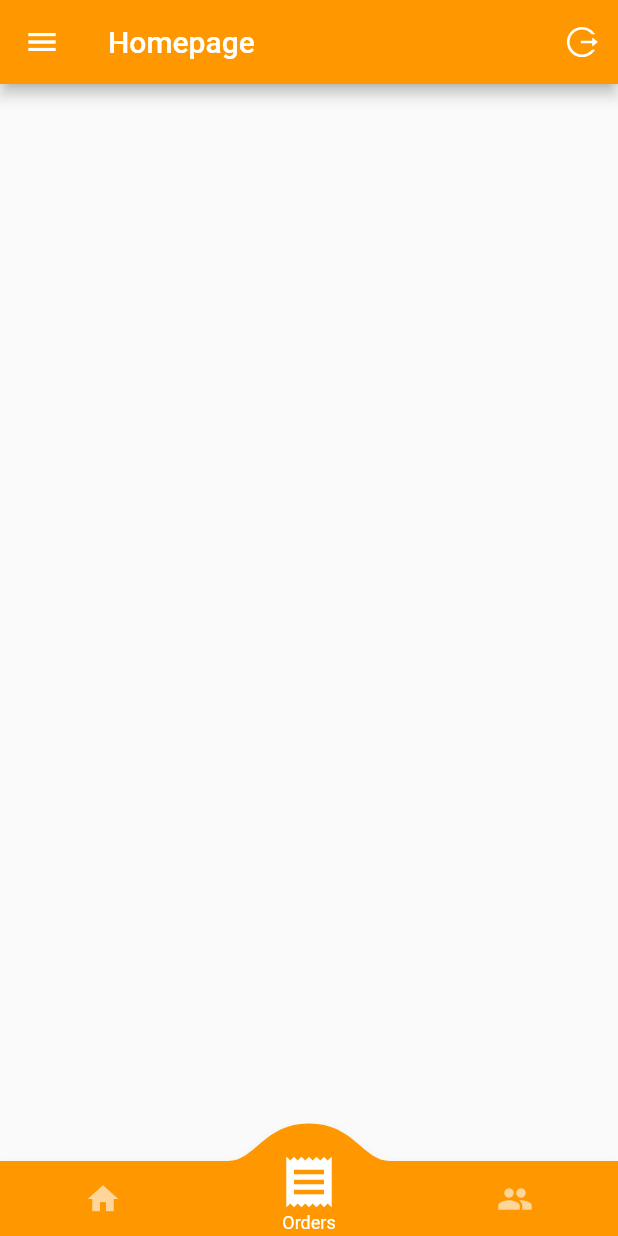
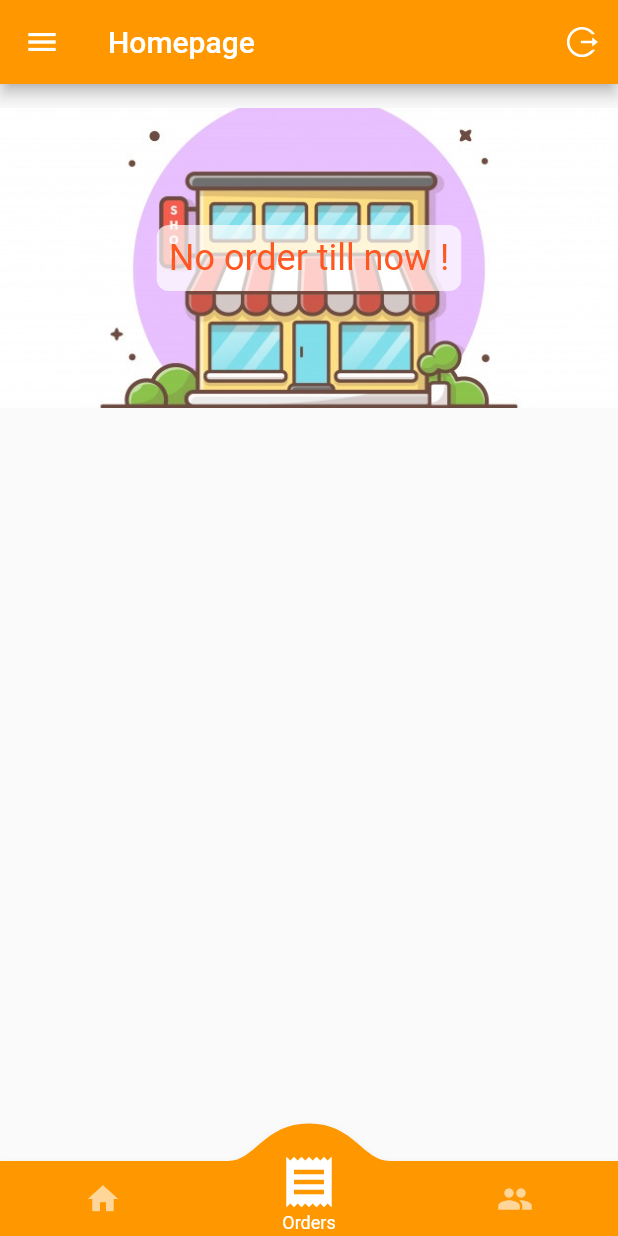
Before and after one commit to dhruvanwd/bazaar-bihar, a Flutter app: the HomePage screen opened directly, item 2 of the bottom bar chosen, on a phone screen of 412 x 824 dp. Run offline on Flutter 3.47's test engine with Material 2 defaults, Android fonts, the phone set to English and light mode, and no system bars; drawn by our look-alikes of convex_bottom_bar; our stand-ins replace badges, cached_network_image, carousel_slider, connectivity, dio, flip_card and 5 more; missing offline and left inert: easy_mask, in_app_update, razorpay_flutter, shrink_sidemenu; accounts and stored records are empty; network calls fail; statements that could not run were skipped.

```diff
--- a/lib/GetxControllers/CartAddressController.dart
+++ b/lib/GetxControllers/CartAddressController.dart
@@ -69,11 +69,12 @@ class CartAddressController extends GetxController {
     print(addrJson);
     if (addrJson != null) {
       final List addrJsonList = List.from(addrJson['addresses']);
-      selectedAddres = cartAddressModelFromJson(addrJson['selectedAddres']);
       addrJsonList.forEach((cartJson) {
         print(cartJson);
         cartAdresses.add(CartAddressModel.fromJson(cartJson));
       });
+      selectedAddres = cartAdresses.firstWhere((addr1) =>
+          addrJson['selectedAddres']['addressLine1'] == addr1.addressLine1);
     }
   }
 
--- a/lib/GetxControllers/CartController.dart
+++ b/lib/GetxControllers/CartController.dart
@@ -16,6 +16,12 @@ class CartController extends GetxController {
     print(cartsJsonList);
     GlobalController.to
         .updateStorage(EStorageKeys.CART, {"cart": cartsJsonList});
+  }
+
+  removeCartItem(String shopName) {
+    print(shopName);
+    carts.removeWhere((cart) => cart.shop.name == shopName);
+    update();
   }
 
   incrProductCount(ProductModel product) {
--- a/lib/GetxControllers/GlobalController.dart
+++ b/lib/GetxControllers/GlobalController.dart
@@ -1,4 +1,5 @@
 import 'dart:convert';
+import 'package:bazaar_bihar/components/OfflineDialog.dart';
 import 'package:flutter/material.dart';
 import 'package:get/get.dart';
 import 'package:get_storage/get_storage.dart';
@@ -101,6 +102,7 @@ class GlobalController extends GetxController {
   List<CategoryModel> categories = [];
 
   fetchCategories() async {
+    try {
       final resp = await apiRequestInstance.fetchData(
           RequestBody(amendType: '', collectionName: 'categories', payload: {
         "name": {
@@ -111,22 +113,17 @@ class GlobalController extends GetxController {
       categories = categoryModelFromMap(resp.data);
       // closeLoader();
       update();
+    } catch (e) {
+      print(e);
+    }
   }
 
   createImageUrl(ImageModel image) =>
       'https://bazaar-bihar.s3.ap-south-1.amazonaws.com/' + image.filename;
 
-  checkNetworkConnectivity() async {
-    ConnectivityResult connectivityResult =
-        await (Connectivity().checkConnectivity());
-    if (connectivityResult == ConnectivityResult.none) {
-      Get.snackbar("Offline", "Check network connection");
-    }
-  }
-
   @override
   void onInit() {
-    checkNetworkConnectivity();
+    // checkNetworkConnectivity();
     fetchCategories();
     super.onInit();
   }
@@ -140,6 +137,7 @@ class GlobalController extends GetxController {
   }
 
   fetchShops(String? categoryId) async {
+    try {
       final userProfile = getStroageJson(EStorageKeys.PROFILE);
       final Map<String, dynamic> payload = {
         "name": {
@@ -159,14 +157,17 @@ class GlobalController extends GetxController {
       if (categoryId != null) {
         payload.assign("categoryId", categoryId);
       }
-    final resp = await apiRequestInstance.fetchData(
-        RequestBody(amendType: '', collectionName: 'shops', payload: payload));
+      final resp = await apiRequestInstance.fetchData(RequestBody(
+          amendType: '', collectionName: 'shops', payload: payload));
       if (categoryId == null) {
         shopsList = shopModelFromJson(resp.data);
       } else {
         shopsListByCatId = shopModelFromJson(resp.data);
       }
       update();
+    } catch (e) {
+      print(e);
+    }
   }
 
   clearProductsList() {
--- a/lib/GetxControllers/OrderController.dart
+++ b/lib/GetxControllers/OrderController.dart
@@ -6,7 +6,7 @@ import 'package:intl/intl.dart';
 
 class OrderController extends GetxController {
   static OrderController get to => Get.find();
-  final ApiRequest apiRequestInstance = ApiRequest();
+  final ApiRequest _apiRequestInstance = ApiRequest();
   final _globalCtrl = GlobalController.to;
 
   var orders = [];
@@ -14,7 +14,7 @@ class OrderController extends GetxController {
   fetchOrderDetails() async {
     var dateFormat = DateFormat("yy-MM-dd");
     final profile = _globalCtrl.getStroageJson(EStorageKeys.PROFILE);
-    final resp = await apiRequestInstance.fetchData(
+    final resp = await _apiRequestInstance.fetchData(
         RequestBody(amendType: "findOne", collectionName: "orders", payload: {
       "createdAt": {
         "\$regex": "${dateFormat.format(DateTime.now())}",
--- a/lib/GetxControllers/PaymentController.dart
+++ b/lib/GetxControllers/PaymentController.dart
@@ -1,5 +1,6 @@
 import 'package:bazaar_bihar/GetxControllers/CartController.dart';
 import 'package:bazaar_bihar/GetxControllers/GlobalController.dart';
+import 'package:bazaar_bihar/GetxControllers/OrderController.dart';
 import 'package:bazaar_bihar/Utils/RequestBody.dart';
 import 'package:bazaar_bihar/models/PaymentInfoModal.dart';
 import 'package:get/get.dart';
@@ -28,6 +29,7 @@ class PaymentController extends GetxController {
         snackPosition: SnackPosition.BOTTOM,
       );
       _cartCtrl.emptyCart();
+      OrderController.to.fetchOrderDetails();
     } catch (e) {
       print(e);
     }
--- a/lib/pages/Home.dart/HomePage.dart
+++ b/lib/pages/Home.dart/HomePage.dart
@@ -1,3 +1,5 @@
+import 'package:bazaar_bihar/components/OfflineDialog.dart';
+import 'package:connectivity/connectivity.dart';
 import 'package:convex_bottom_bar/convex_bottom_bar.dart';
 import 'package:flutter/material.dart';
 import 'package:flutter_icons/flutter_icons.dart';
@@ -17,6 +19,28 @@ class HomePage extends StatelessWidget {
     }
   }
 
+  checkNetworkConnectivity() async {
+    print("checking internet connectivity");
+    ConnectivityResult connectivityResult =
+        await (Connectivity().checkConnectivity());
+    if (connectivityResult == ConnectivityResult.none) {
+      print("internet not connected");
+      Get.defaultDialog(
+        content: OfflineDialog(),
+        title: "You are offline..!",
+        confirm: TextButton(
+          onPressed: () {
+            Get.back();
+          },
+          child: Text("Okay"),
+        ),
+        titleStyle: TextStyle(color: Colors.brown),
+      );
+    } else {
+      print("internet connected");
+    }
+  }
+
   final GlobalKey<SideMenuState> _sideMenuKey = GlobalKey<SideMenuState>();
   final GlobalKey<SideMenuState> _endSideMenuKey = GlobalKey<SideMenuState>();
 
@@ -30,6 +54,7 @@ class HomePage extends StatelessWidget {
 
   @override
   Widget build(BuildContext context) {
+    checkNetworkConnectivity();
     return GetBuilder<HomePageController>(
       builder: (_) => SideMenu(
         key: _endSideMenuKey,
--- a/lib/pages/OrdersPage/OrdersPage.dart
+++ b/lib/pages/OrdersPage/OrdersPage.dart
@@ -1,4 +1,5 @@
 import 'package:bazaar_bihar/GetxControllers/OrderController.dart';
+import 'package:bazaar_bihar/components/ShopUnavailable.dart';
 import 'package:flutter/material.dart';
 import 'package:bazaar_bihar/pages/OrdersPage/OrderCard.dart';
 import 'package:get/get.dart';
@@ -16,7 +17,9 @@ class _OrdersPageState extends State<OrdersPage> {
     return SingleChildScrollView(
         child: GetBuilder<OrderController>(
       builder: (_orderCtrl) => Column(
-        children: _orderCtrl.orders.map((order) => OrderCard(order)).toList(),
+        children: _orderCtrl.orders.length > 0
+            ? _orderCtrl.orders.map((order) => OrderCard(order)).toList()
+            : [ShopUnavailable("No order till now !")],
       ),
     ));
   }
--- a/pubspec.yaml
+++ b/pubspec.yaml
@@ -2,7 +2,7 @@ name: bazaar_bihar
 description: A new Flutter project.
 publish_to: 'none' # Remove this line if you wish to publish to pub.dev
 # https://developer.apple.com/library/archive/documentation/General/Reference/InfoPlistKeyReference/Articles/CoreFoundationKeys.html
-version: 1.0.2+11
+version: 1.0.2+13
 
 environment:
   sdk: ">=2.12.0 <3.0.0"
```
Also changed, not shown: lib/components/OfflineDialog.dart (added, +23 -0 lines), lib/pages/CartPage/CheckoutCart.dart (+17 -3 lines), lib/pages/CartPage/cartFooter.dart (+25 -5 lines), lib/pages/OrdersPage/OrderCard.dart (+29 -3 lines), images/no-wifi.png (added). Lines whose indentation alone changed are shown as unchanged.
